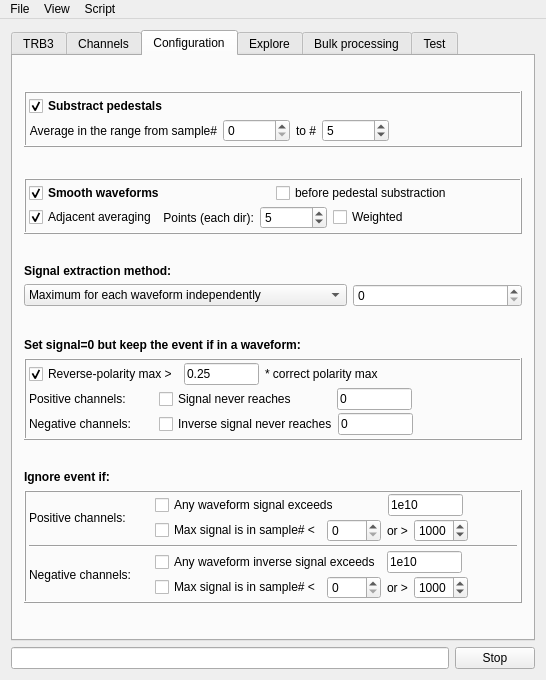
The window that GUI/mainwindow.ui (andrmor/TRB3reader) describes before a commit, drawn with Qt 5.
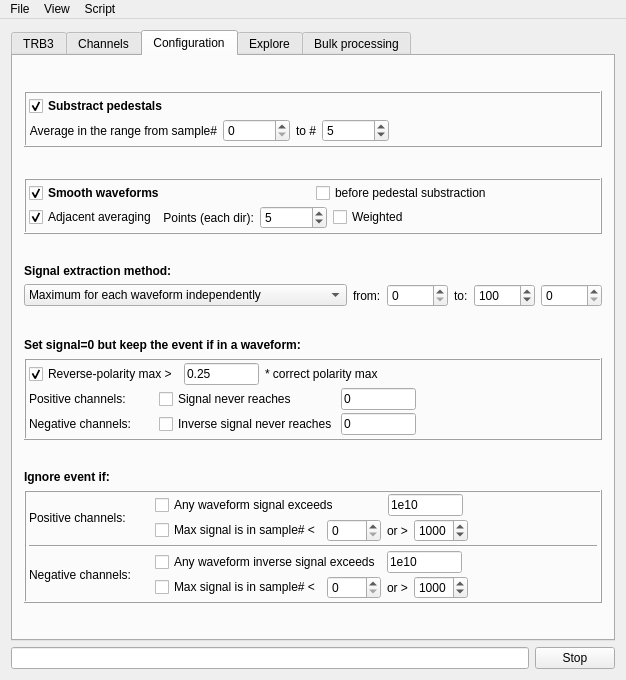
The same window after the commit. The open tabs and pages were chosen to show the change.

The edit to the form file:
```diff
--- a/GUI/mainwindow.ui
+++ b/GUI/mainwindow.ui
@@ -807,6 +807,90 @@
               <string>All signals at the sample#:</string>
              </property>
             </item>
+            <item>
+             <property name="text">
+              <string>Integrate waveforms</string>
+             </property>
+            </item>
+           </widget>
+          </item>
+          <item>
+           <widget class="QFrame" name="frIntegration">
+            <property name="minimumSize">
+             <size>
+              <width>0</width>
+              <height>0</height>
+             </size>
+            </property>
+            <property name="frameShape">
+             <enum>QFrame::NoFrame</enum>
+            </property>
+            <property name="frameShadow">
+             <enum>QFrame::Raised</enum>
+            </property>
+            <layout class="QHBoxLayout" name="horizontalLayout_15">
+             <property name="leftMargin">
+              <number>0</number>
+             </property>
+             <property name="topMargin">
+              <number>0</number>
+             </property>
+             <property name="rightMargin">
+              <number>0</number>
+             </property>
+             <property name="bottomMargin">
+              <number>0</number>
+             </property>
+             <item>
+              <widget class="QLabel" name="label_33">
+               <property name="text">
+                <string>from:</string>
+               </property>
+              </widget>
+             </item>
+             <item>
+              <widget class="QSpinBox" name="sbIntegrateFrom">
+               <property name="sizePolicy">
+                <sizepolicy hsizetype="MinimumExpanding" vsizetype="Fixed">
+                 <horstretch>0</horstretch>
+                 <verstretch>0</verstretch>
+                </sizepolicy>
+               </property>
+               <property name="minimumSize">
+                <size>
+                 <width>0</width>
+                 <height>21</height>
+                </size>
+               </property>
+               <property name="maximum">
+                <number>10000</number>
+               </property>
+              </widget>
+             </item>
+             <item>
+              <widget class="QLabel" name="label_36">
+               <property name="text">
+                <string>to:</string>
+               </property>
+              </widget>
+             </item>
+             <item>
+              <widget class="QSpinBox" name="sbIntegrateTo">
+               <property name="sizePolicy">
+                <sizepolicy hsizetype="MinimumExpanding" vsizetype="Fixed">
+                 <horstretch>0</horstretch>
+                 <verstretch>0</verstretch>
+                </sizepolicy>
+               </property>
+               <property name="maximum">
+                <number>10000</number>
+               </property>
+               <property name="value">
+                <number>100</number>
+               </property>
+              </widget>
+             </item>
+            </layout>
            </widget>
           </item>
           <item>
@@ -2697,76 +2781,6 @@
         </item>
        </layout>
       </widget>
-      <widget class="QWidget" name="tab_5">
-       <attribute name="title">
-        <string>Test</string>
-       </attribute>
-       <layout class="QVBoxLayout" name="verticalLayout_19">
-        <item>
-         <layout class="QHBoxLayout" name="horizontalLayout_15">
-          <item>
-           <spacer name="horizontalSpacer_28">
-            <property name="orientation">
-             <enum>Qt::Horizontal</enum>
-            </property>
-            <property name="sizeHint" stdset="0">
-             <size>
-              <width>40</width>
-              <height>20</height>
-             </size>
-            </property>
-           </spacer>
-          </item>
-          <item>
-           <widget class="QLabel" name="label_33">
-            <property name="text">
-             <string>Draw wavefowm signature:</string>
-            </property>
-           </widget>
-          </item>
-          <item>
-           <widget class="QPushButton" name="pbNegSignature">
-            <property name="minimumSize">
-             <size>
-              <width>0</width>
-              <height>30</height>
-             </size>
-            </property>
-            <property name="text">
-             <string>Negative channels</string>
-            </property>
-           </widget>
-          </item>
-          <item>
-           <widget class="QPushButton" name="pbPosSignature">
-            <property name="minimumSize">
-             <size>
-              <width>0</width>
-              <height>30</height>
-             </size>
-            </property>
-            <property name="text">
-             <string>Positive channels</string>
-            </property>
-           </widget>
-          </item>
-          <item>
-           <spacer name="horizontalSpacer_27">
-            <property name="orientation">
-             <enum>Qt::Horizontal</enum>
-            </property>
-            <property name="sizeHint" stdset="0">
-             <size>
-              <width>40</width>
-              <height>20</height>
-             </size>
-            </property>
-           </spacer>
-          </item>
-         </layout>
-        </item>
-       </layout>
-      </widget>
      </widget>
     </item>
     <item>
@@ -2798,7 +2812,7 @@
      <x>0</x>
      <y>0</y>
      <width>546</width>
-     <height>19</height>
+     <height>21</height>
     </rect>
    </property>
    <widget class="QMenu" name="menuFile">
```
Left out of the diff: 32 changed lines with no effect on the pictures.
